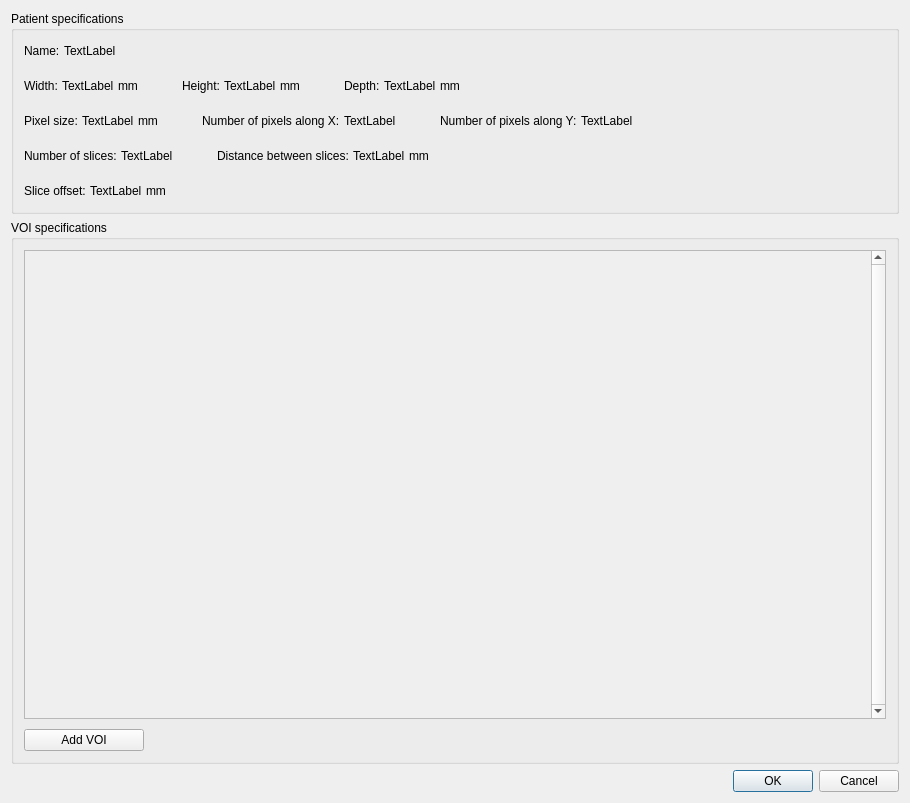
Qt form pytripgui/view/add_vois.ui (pytrip/pytripgui) before a commit.
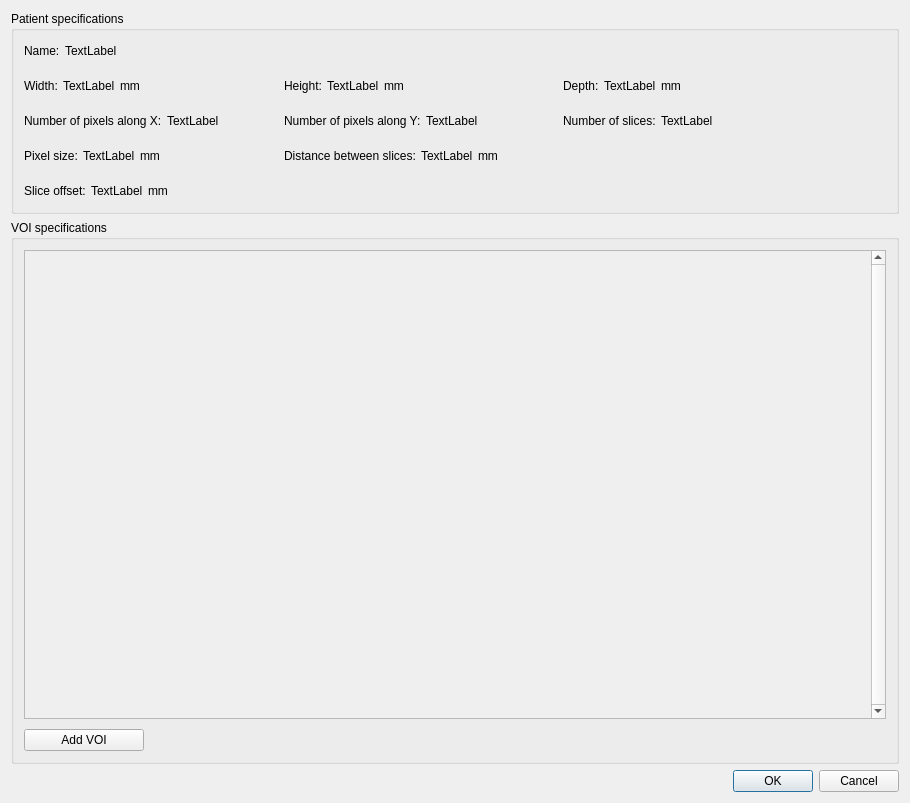
The same form after that commit.

Commit message: Visual changes to the interface (dividing fields into columns)

```diff
--- a/pytripgui/view/add_vois.ui
+++ b/pytripgui/view/add_vois.ui
@@ -63,9 +63,13 @@
        <number>10</number>
       </property>
       <item>
-       <layout class="QHBoxLayout" name="horizontalLayout_6">
+       <layout class="QHBoxLayout" name="horizontalLayout_2">
+        <item>
+         <layout class="QVBoxLayout" name="verticalLayout_9">
+          <item>
+           <layout class="QHBoxLayout" name="horizontalLayout_3">
         <property name="spacing">
-         <number>4</number>
+             <number>5</number>
         </property>
         <item>
          <widget class="QLabel" name="label_15">
@@ -88,13 +92,19 @@
         </item>
         <item>
          <widget class="QLabel" name="name_label">
+              <property name="maximumSize">
+               <size>
+                <width>16777215</width>
+                <height>20</height>
+               </size>
+              </property>
           <property name="text">
            <string>&lt;html&gt;&lt;head/&gt;&lt;body&gt;&lt;p&gt;TextLabel&lt;/p&gt;&lt;/body&gt;&lt;/html&gt;</string>
           </property>
          </widget>
         </item>
         <item>
-         <spacer name="horizontalSpacer_7">
+             <spacer name="horizontalSpacer_15">
           <property name="orientation">
            <enum>Qt::Horizontal</enum>
           </property>
@@ -109,9 +119,9 @@
        </layout>
       </item>
       <item>
-       <layout class="QHBoxLayout" name="horizontalLayout_11">
+           <layout class="QHBoxLayout" name="horizontalLayout_4">
         <property name="spacing">
-         <number>4</number>
+             <number>5</number>
         </property>
         <item>
          <widget class="QLabel" name="label_18">
@@ -128,13 +138,6 @@
         </item>
         <item>
          <widget class="QLabel" name="width_label">
-          <property name="text">
-           <string>TextLabel</string>
-          </property>
-         </widget>
-        </item>
-        <item>
-         <widget class="QLabel" name="label_88">
           <property name="maximumSize">
            <size>
             <width>16777215</width>
@@ -142,42 +145,6 @@
            </size>
           </property>
           <property name="text">
-           <string>mm</string>
-          </property>
-         </widget>
-        </item>
-        <item>
-         <spacer name="horizontalSpacer_21">
-          <property name="orientation">
-           <enum>Qt::Horizontal</enum>
-          </property>
-          <property name="sizeType">
-           <enum>QSizePolicy::Fixed</enum>
-          </property>
-          <property name="sizeHint" stdset="0">
-           <size>
-            <width>40</width>
-            <height>20</height>
-           </size>
-          </property>
-         </spacer>
-        </item>
-        <item>
-         <widget class="QLabel" name="label_46">
-          <property name="maximumSize">
-           <size>
-            <width>16777215</width>
-            <height>20</height>
-           </size>
-          </property>
-          <property name="text">
-           <string>Height:</string>
-          </property>
-         </widget>
-        </item>
-        <item>
-         <widget class="QLabel" name="height_label">
-          <property name="text">
            <string>TextLabel</string>
           </property>
          </widget>
@@ -196,56 +163,7 @@
          </widget>
         </item>
         <item>
-         <spacer name="horizontalSpacer_71">
-          <property name="orientation">
-           <enum>Qt::Horizontal</enum>
-          </property>
-          <property name="sizeType">
-           <enum>QSizePolicy::Fixed</enum>
-          </property>
-          <property name="sizeHint" stdset="0">
-           <size>
-            <width>40</width>
-            <height>20</height>
-           </size>
-          </property>
-         </spacer>
-        </item>
-        <item>
-         <widget class="QLabel" name="label_90">
-          <property name="maximumSize">
-           <size>
-            <width>16777215</width>
-            <height>20</height>
-           </size>
-          </property>
-          <property name="text">
-           <string>Depth:</string>
-          </property>
-         </widget>
-        </item>
-        <item>
-         <widget class="QLabel" name="depth_label">
-          <property name="text">
-           <string>TextLabel</string>
-          </property>
-         </widget>
-        </item>
-        <item>
-         <widget class="QLabel" name="label_89">
-          <property name="maximumSize">
-           <size>
-            <width>16777215</width>
-            <height>20</height>
-           </size>
-          </property>
-          <property name="text">
-           <string>mm</string>
-          </property>
-         </widget>
-        </item>
-        <item>
-         <spacer name="horizontalSpacer_13">
+             <spacer name="horizontalSpacer_16">
           <property name="orientation">
            <enum>Qt::Horizontal</enum>
           </property>
@@ -260,61 +178,12 @@
        </layout>
       </item>
       <item>
-       <layout class="QHBoxLayout" name="horizontalLayout_15">
+           <layout class="QHBoxLayout" name="horizontalLayout_14">
         <property name="spacing">
-         <number>4</number>
+             <number>5</number>
         </property>
         <item>
-         <widget class="QLabel" name="label_19">
-          <property name="maximumSize">
-           <size>
-            <width>16777215</width>
-            <height>20</height>
-           </size>
-          </property>
-          <property name="text">
-           <string>Pixel size:</string>
-          </property>
-         </widget>
-        </item>
-        <item>
-         <widget class="QLabel" name="pixelSize_label">
-          <property name="text">
-           <string>TextLabel</string>
-          </property>
-         </widget>
-        </item>
-        <item>
-         <widget class="QLabel" name="label_91">
-          <property name="maximumSize">
-           <size>
-            <width>16777215</width>
-            <height>20</height>
-           </size>
-          </property>
-          <property name="text">
-           <string>mm</string>
-          </property>
-         </widget>
-        </item>
-        <item>
-         <spacer name="horizontalSpacer_22">
-          <property name="orientation">
-           <enum>Qt::Horizontal</enum>
-          </property>
-          <property name="sizeType">
-           <enum>QSizePolicy::Fixed</enum>
-          </property>
-          <property name="sizeHint" stdset="0">
-           <size>
-            <width>40</width>
-            <height>20</height>
-           </size>
-          </property>
-         </spacer>
-        </item>
-        <item>
-         <widget class="QLabel" name="label_49">
+             <widget class="QLabel" name="label_51">
           <property name="maximumSize">
            <size>
             <width>16777215</width>
@@ -328,29 +197,253 @@
         </item>
         <item>
          <widget class="QLabel" name="pixelNumberX_label">
+              <property name="maximumSize">
+               <size>
+                <width>16777215</width>
+                <height>20</height>
+               </size>
+              </property>
           <property name="text">
            <string>TextLabel</string>
           </property>
          </widget>
         </item>
         <item>
-         <spacer name="horizontalSpacer_72">
+             <spacer name="horizontalSpacer_23">
+              <property name="orientation">
+               <enum>Qt::Horizontal</enum>
+              </property>
+              <property name="sizeHint" stdset="0">
+               <size>
+                <width>0</width>
+                <height>20</height>
+               </size>
+              </property>
+             </spacer>
+            </item>
+           </layout>
+          </item>
+          <item>
+           <layout class="QHBoxLayout" name="horizontalLayout_5">
+            <property name="spacing">
+             <number>5</number>
+            </property>
+            <item>
+             <widget class="QLabel" name="label_21">
+              <property name="maximumSize">
+               <size>
+                <width>16777215</width>
+                <height>20</height>
+               </size>
+              </property>
+              <property name="text">
+               <string>Pixel size:</string>
+              </property>
+             </widget>
+            </item>
+            <item>
+             <widget class="QLabel" name="pixelSize_label">
+              <property name="maximumSize">
+               <size>
+                <width>16777215</width>
+                <height>20</height>
+               </size>
+              </property>
+              <property name="text">
+               <string>TextLabel</string>
+              </property>
+             </widget>
+            </item>
+            <item>
+             <widget class="QLabel" name="label_95">
+              <property name="maximumSize">
+               <size>
+                <width>16777215</width>
+                <height>20</height>
+               </size>
+              </property>
+              <property name="text">
+               <string>mm</string>
+              </property>
+             </widget>
+            </item>
+            <item>
+             <spacer name="horizontalSpacer_17">
+              <property name="orientation">
+               <enum>Qt::Horizontal</enum>
+              </property>
+              <property name="sizeHint" stdset="0">
+               <size>
+                <width>0</width>
+                <height>20</height>
+               </size>
+              </property>
+             </spacer>
+            </item>
+           </layout>
+          </item>
+          <item>
+           <layout class="QHBoxLayout" name="horizontalLayout_8">
+            <property name="spacing">
+             <number>5</number>
+            </property>
+            <item>
+             <widget class="QLabel" name="label_97">
+              <property name="maximumSize">
+               <size>
+                <width>16777215</width>
+                <height>20</height>
+               </size>
+              </property>
+              <property name="text">
+               <string>Slice offset:</string>
+              </property>
+             </widget>
+            </item>
+            <item>
+             <widget class="QLabel" name="sliceOffset_label">
+              <property name="maximumSize">
+               <size>
+                <width>16777215</width>
+                <height>20</height>
+               </size>
+              </property>
+              <property name="text">
+               <string>TextLabel</string>
+              </property>
+             </widget>
+            </item>
+            <item>
+             <widget class="QLabel" name="label_96">
+              <property name="maximumSize">
+               <size>
+                <width>16777215</width>
+                <height>20</height>
+               </size>
+              </property>
+              <property name="text">
+               <string>mm</string>
+              </property>
+             </widget>
+            </item>
+            <item>
+             <spacer name="horizontalSpacer_19">
+              <property name="orientation">
+               <enum>Qt::Horizontal</enum>
+              </property>
+              <property name="sizeHint" stdset="0">
+               <size>
+                <width>0</width>
+                <height>20</height>
+               </size>
+              </property>
+             </spacer>
+            </item>
+           </layout>
+          </item>
+         </layout>
+        </item>
+        <item>
+         <spacer name="horizontalSpacer">
           <property name="orientation">
            <enum>Qt::Horizontal</enum>
           </property>
           <property name="sizeType">
-           <enum>QSizePolicy::Fixed</enum>
+           <enum>QSizePolicy::Preferred</enum>
           </property>
           <property name="sizeHint" stdset="0">
            <size>
-            <width>40</width>
+            <width>50</width>
             <height>20</height>
            </size>
           </property>
          </spacer>
         </item>
         <item>
-         <widget class="QLabel" name="label_52">
+         <layout class="QVBoxLayout" name="verticalLayout_8">
+          <item>
+           <layout class="QHBoxLayout" name="horizontalLayout_12">
+            <item>
+             <widget class="QLabel" name="height_label_2">
+              <property name="maximumSize">
+               <size>
+                <width>16777215</width>
+                <height>20</height>
+               </size>
+              </property>
+              <property name="text">
+               <string/>
+              </property>
+             </widget>
+            </item>
+           </layout>
+          </item>
+          <item>
+           <layout class="QHBoxLayout" name="horizontalLayout_13">
+            <property name="spacing">
+             <number>5</number>
+            </property>
+            <item>
+             <widget class="QLabel" name="label_50">
+              <property name="maximumSize">
+               <size>
+                <width>16777215</width>
+                <height>20</height>
+               </size>
+              </property>
+              <property name="text">
+               <string>Height:</string>
+              </property>
+             </widget>
+            </item>
+            <item>
+             <widget class="QLabel" name="height_label">
+              <property name="maximumSize">
+               <size>
+                <width>16777215</width>
+                <height>20</height>
+               </size>
+              </property>
+              <property name="text">
+               <string>TextLabel</string>
+              </property>
+             </widget>
+            </item>
+            <item>
+             <widget class="QLabel" name="label_48">
+              <property name="maximumSize">
+               <size>
+                <width>16777215</width>
+                <height>20</height>
+               </size>
+              </property>
+              <property name="text">
+               <string>mm</string>
+              </property>
+             </widget>
+            </item>
+            <item>
+             <spacer name="horizontalSpacer_20">
+              <property name="orientation">
+               <enum>Qt::Horizontal</enum>
+              </property>
+              <property name="sizeHint" stdset="0">
+               <size>
+                <width>0</width>
+                <height>20</height>
+               </size>
+              </property>
+             </spacer>
+            </item>
+           </layout>
+          </item>
+          <item>
+           <layout class="QHBoxLayout" name="horizontalLayout_33">
+            <property name="spacing">
+             <number>5</number>
+            </property>
+            <item>
+             <widget class="QLabel" name="label_53">
           <property name="maximumSize">
            <size>
             <width>16777215</width>
@@ -364,13 +457,19 @@
         </item>
         <item>
          <widget class="QLabel" name="pixelNumberY_label">
+              <property name="maximumSize">
+               <size>
+                <width>16777215</width>
+                <height>20</height>
+               </size>
+              </property>
           <property name="text">
            <string>TextLabel</string>
           </property>
          </widget>
         </item>
         <item>
-         <spacer name="horizontalSpacer_14">
+             <spacer name="horizontalSpacer_26">
           <property name="orientation">
            <enum>Qt::Horizontal</enum>
           </property>
@@ -385,46 +484,10 @@
        </layout>
       </item>
       <item>
-       <layout class="QHBoxLayout" name="horizontalLayout_52">
+           <layout class="QHBoxLayout" name="horizontalLayout_9">
         <property name="spacing">
-         <number>4</number>
-        </property>
-        <item>
-         <widget class="QLabel" name="label_25">
-          <property name="maximumSize">
-           <size>
-            <width>16777215</width>
-            <height>20</height>
-           </size>
-          </property>
-          <property name="text">
-           <string>Number of slices:</string>
-          </property>
-         </widget>
-        </item>
-        <item>
-         <widget class="QLabel" name="sliceNumber_label">
-          <property name="text">
-           <string>TextLabel</string>
-          </property>
-         </widget>
-        </item>
-        <item>
-         <spacer name="horizontalSpacer_69">
-          <property name="orientation">
-           <enum>Qt::Horizontal</enum>
-          </property>
-          <property name="sizeType">
-           <enum>QSizePolicy::Fixed</enum>
-          </property>
-          <property name="sizeHint" stdset="0">
-           <size>
-            <width>40</width>
-            <height>20</height>
-           </size>
-          </property>
-         </spacer>
-        </item>
+             <number>5</number>
+            </property>
         <item>
          <widget class="QLabel" name="label_86">
           <property name="maximumSize">
@@ -440,6 +503,12 @@
         </item>
         <item>
          <widget class="QLabel" name="sliceDistance_label">
+              <property name="maximumSize">
+               <size>
+                <width>16777215</width>
+                <height>20</height>
+               </size>
+              </property>
           <property name="text">
            <string>TextLabel</string>
           </property>
@@ -474,9 +543,9 @@
        </layout>
       </item>
       <item>
-       <layout class="QHBoxLayout" name="horizontalLayout_53">
+           <layout class="QHBoxLayout" name="horizontalLayout_10">
         <property name="spacing">
-         <number>4</number>
+             <number>5</number>
         </property>
         <item>
          <widget class="QLabel" name="label_93">
@@ -487,19 +556,82 @@
            </size>
           </property>
           <property name="text">
-           <string>Slice offset:</string>
+               <string/>
           </property>
          </widget>
         </item>
+           </layout>
+          </item>
+         </layout>
+        </item>
         <item>
-         <widget class="QLabel" name="sliceOffset_label">
+         <spacer name="horizontalSpacer_3">
+          <property name="orientation">
+           <enum>Qt::Horizontal</enum>
+          </property>
+          <property name="sizeType">
+           <enum>QSizePolicy::Preferred</enum>
+          </property>
+          <property name="sizeHint" stdset="0">
+           <size>
+            <width>50</width>
+            <height>20</height>
+           </size>
+          </property>
+         </spacer>
+        </item>
+        <item>
+         <layout class="QVBoxLayout" name="verticalLayout_14">
+          <item>
+           <layout class="QHBoxLayout" name="horizontalLayout_34">
+            <item>
+             <widget class="QLabel" name="height_label_4">
+              <property name="maximumSize">
+               <size>
+                <width>16777215</width>
+                <height>20</height>
+               </size>
+              </property>
+              <property name="text">
+               <string/>
+              </property>
+             </widget>
+            </item>
+           </layout>
+          </item>
+          <item>
+           <layout class="QHBoxLayout" name="horizontalLayout_32">
+            <property name="spacing">
+             <number>5</number>
+            </property>
+            <item>
+             <widget class="QLabel" name="label_102">
+              <property name="maximumSize">
+               <size>
+                <width>16777215</width>
+                <height>20</height>
+               </size>
+              </property>
+              <property name="text">
+               <string>Depth:</string>
+              </property>
+             </widget>
+            </item>
+            <item>
+             <widget class="QLabel" name="depth_label">
+              <property name="maximumSize">
+               <size>
+                <width>16777215</width>
+                <height>20</height>
+               </size>
+              </property>
           <property name="text">
            <string>TextLabel</string>
           </property>
          </widget>
         </item>
         <item>
-         <widget class="QLabel" name="label_94">
+             <widget class="QLabel" name="label_103">
           <property name="maximumSize">
            <size>
             <width>16777215</width>
@@ -512,7 +644,104 @@
          </widget>
         </item>
         <item>
-         <spacer name="horizontalSpacer_74">
+             <spacer name="horizontalSpacer_25">
+              <property name="orientation">
+               <enum>Qt::Horizontal</enum>
+              </property>
+              <property name="sizeHint" stdset="0">
+               <size>
+                <width>0</width>
+                <height>20</height>
+               </size>
+              </property>
+             </spacer>
+            </item>
+           </layout>
+          </item>
+          <item>
+           <layout class="QHBoxLayout" name="horizontalLayout_7">
+            <property name="spacing">
+             <number>5</number>
+            </property>
+            <item>
+             <widget class="QLabel" name="label_26">
+              <property name="maximumSize">
+               <size>
+                <width>16777215</width>
+                <height>20</height>
+               </size>
+              </property>
+              <property name="text">
+               <string>Number of slices:</string>
+              </property>
+             </widget>
+            </item>
+            <item>
+             <widget class="QLabel" name="sliceNumber_label">
+              <property name="maximumSize">
+               <size>
+                <width>16777215</width>
+                <height>20</height>
+               </size>
+              </property>
+              <property name="text">
+               <string>TextLabel</string>
+              </property>
+             </widget>
+            </item>
+            <item>
+             <spacer name="horizontalSpacer_18">
+              <property name="orientation">
+               <enum>Qt::Horizontal</enum>
+              </property>
+              <property name="sizeHint" stdset="0">
+               <size>
+                <width>0</width>
+                <height>20</height>
+               </size>
+              </property>
+             </spacer>
+            </item>
+           </layout>
+          </item>
+          <item>
+           <layout class="QHBoxLayout" name="horizontalLayout_35">
+            <item>
+             <widget class="QLabel" name="height_label_5">
+              <property name="maximumSize">
+               <size>
+                <width>16777215</width>
+                <height>20</height>
+               </size>
+              </property>
+              <property name="text">
+               <string/>
+              </property>
+             </widget>
+            </item>
+           </layout>
+          </item>
+          <item>
+           <layout class="QHBoxLayout" name="horizontalLayout_36">
+            <item>
+             <widget class="QLabel" name="height_label_6">
+              <property name="maximumSize">
+               <size>
+                <width>16777215</width>
+                <height>20</height>
+               </size>
+              </property>
+              <property name="text">
+               <string/>
+              </property>
+             </widget>
+            </item>
+           </layout>
+          </item>
+         </layout>
+        </item>
+        <item>
+         <spacer name="horizontalSpacer_27">
           <property name="orientation">
            <enum>Qt::Horizontal</enum>
           </property>
```
Left out of the diff: 12 changed lines with no effect on the pictures. Lines whose indentation alone changed are shown as unchanged.
